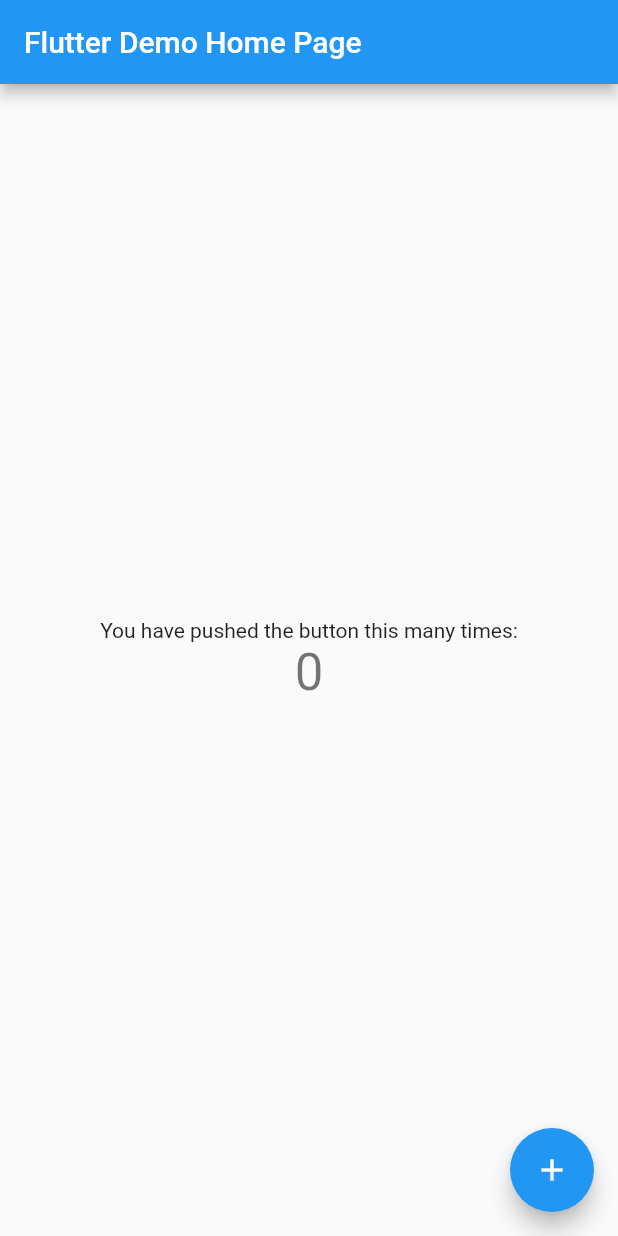
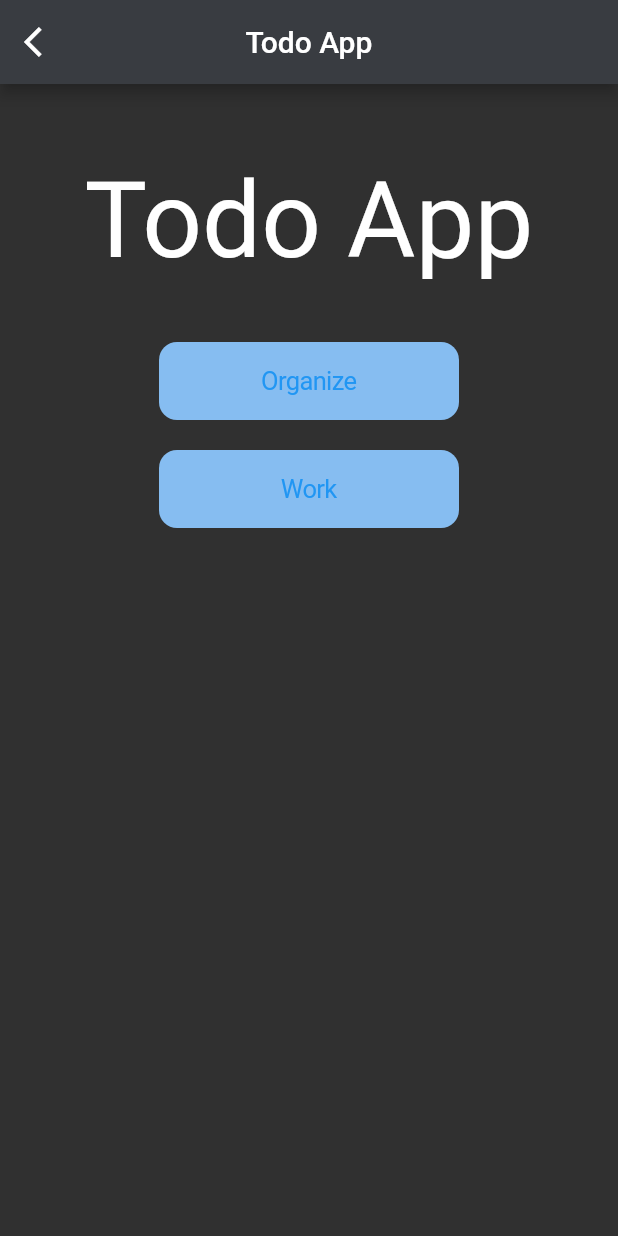
Before and after one commit to ZmanElete/todo, a Flutter app: the screen it shows after launch, on a phone screen of 412 x 824 dp. Run offline on Flutter 3.47's test engine with Material 2 defaults, Android fonts, the phone set to English and light mode, and no system bars; our stand-ins replace get_it, hive; accounts and stored records are empty; Roboto replaces fonts that are missing (comic sans).

Commit message:
Finished the mvp home page and started working on the organization page. I have the home page complete and am currently working on getting the organization page working. I have the outline I just need to get the card widget built.

```diff
--- a/lib/app.dart
+++ b/lib/app.dart
@@ -2,6 +2,8 @@ import 'package:flutter/material.dart';
 import 'package:flutter/services.dart';
 
 import 'pages/home.dart';
+import 'pages/organize.dart';
+import 'pages/work.dart';
 import 'theme/theme.dart';
 
 class TodoApp extends StatelessWidget {
@@ -12,13 +14,23 @@ class TodoApp extends StatelessWidget {
       DeviceOrientation.portraitDown,
     ]);
     return MaterialApp(
-      title: 'Elios',
+      title: 'Todo',
       theme: AppTheme.theme,
       // home: HomePage(),
       initialRoute: 'start',
       onGenerateRoute: (RouteSettings routeSettings) {
         Map<String, dynamic> args = routeSettings.arguments;
         switch (routeSettings.name) {
+          case 'organize':
+            return MaterialPageRoute(
+              builder: (context) => OrganizationPage(),
+            );
+            break;
+          case 'work':
+            return MaterialPageRoute(
+              builder: (context) => WorkPage(),
+            );
+            break;
           case 'home':
           default:
             return MaterialPageRoute(
--- a/lib/main.dart
+++ b/lib/main.dart
@@ -1,111 +1,9 @@
 import 'package:flutter/material.dart';
 
-void main() => runApp(MyApp());
+import 'app.dart';
+import 'service_locator.dart';
 
-class MyApp extends StatelessWidget {
-  // This widget is the root of your application.
-  @override
-  Widget build(BuildContext context) {
-    return MaterialApp(
-      title: 'Flutter Demo',
-      theme: ThemeData(
-        // This is the theme of your application.
-        //
-        // Try running your application with "flutter run". You'll see the
-        // application has a blue toolbar. Then, without quitting the app, try
-        // changing the primarySwatch below to Colors.green and then invoke
-        // "hot reload" (press "r" in the console where you ran "flutter run",
-        // or simply save your changes to "hot reload" in a Flutter IDE).
-        // Notice that the counter didn't reset back to zero; the application
-        // is not restarted.
-        primarySwatch: Colors.blue,
-      ),
-      home: MyHomePage(title: 'Flutter Demo Home Page'),
-    );
-  }
+void main() async {
+  await registerServices();
+  runApp(TodoApp());
 }
-
-class MyHomePage extends StatefulWidget {
-  MyHomePage({Key key, this.title}) : super(key: key);
-
-  // This widget is the home page of your application. It is stateful, meaning
-  // that it has a State object (defined below) that contains fields that affect
-  // how it looks.
-
-  // This class is the configuration for the state. It holds the values (in this
-  // case the title) provided by the parent (in this case the App widget) and
-  // used by the build method of the State. Fields in a Widget subclass are
-  // always marked "final".
-
-  final String title;
-
-  @override
-  _MyHomePageState createState() => _MyHomePageState();
-}
-
-class _MyHomePageState extends State<MyHomePage> {
-  int _counter = 0;
-
-  void _incrementCounter() {
-    setState(() {
-      // This call to setState tells the Flutter framework that something has
-      // changed in this State, which causes it to rerun the build method below
-      // so that the display can reflect the updated values. If we changed
-      // _counter without calling setState(), then the build method would not be
-      // called again, and so nothing would appear to happen.
-      _counter++;
-    });
-  }
-
-  @override
-  Widget build(BuildContext context) {
-    // This method is rerun every time setState is called, for instance as done
-    // by the _incrementCounter method above.
-    //
-    // The Flutter framework has been optimized to make rerunning build methods
-    // fast, so that you can just rebuild anything that needs updating rather
-    // than having to individually change instances of widgets.
-    return Scaffold(
-      appBar: AppBar(
-        // Here we take the value from the MyHomePage object that was created by
-        // the App.build method, and use it to set our appbar title.
-        title: Text(widget.title),
-      ),
-      body: Center(
-        // Center is a layout widget. It takes a single child and positions it
-        // in the middle of the parent.
-        child: Column(
-          // Column is also a layout widget. It takes a list of children and
-          // arranges them vertically. By default, it sizes itself to fit its
-          // children horizontally, and tries to be as tall as its parent.
-          //
-          // Invoke "debug painting" (press "p" in the console, choose the
-          // "Toggle Debug Paint" action from the Flutter Inspector in Android
-          // Studio, or the "Toggle Debug Paint" command in Visual Studio Code)
-          // to see the wireframe for each widget.
-          //
-          // Column has various properties to control how it sizes itself and
-          // how it positions its children. Here we use mainAxisAlignment to
-          // center the children vertically; the main axis here is the vertical
-          // axis because Columns are vertical (the cross axis would be
-          // horizontal).
-          mainAxisAlignment: MainAxisAlignment.center,
-          children: <Widget>[
-            Text(
-              'You have pushed the button this many times:',
-            ),
-            Text(
-              '$_counter',
-              style: Theme.of(context).textTheme.display1,
-            ),
-          ],
-        ),
-      ),
-      floatingActionButton: FloatingActionButton(
-        onPressed: _incrementCounter,
-        tooltip: 'Increment',
-        child: Icon(Icons.add),
-      ), // This trailing comma makes auto-formatting nicer for build methods.
-    );
-  }
-}
--- a/lib/models/todo.dart
+++ b/lib/models/todo.dart
@@ -0,0 +1,18 @@
+import 'package:hive/hive.dart';
+
+part "todo.g.dart";
+
+@HiveType()
+class Todo extends HiveObject{
+  @HiveField(0)
+  String title;
+
+  @HiveField(1)
+  String description;
+
+  @HiveField(2)
+  String status;
+
+  @HiveField(3)
+  String type;
+}
--- a/lib/pages/home.dart
+++ b/lib/pages/home.dart
@@ -1,10 +1,47 @@
+import 'package:flutter/cupertino.dart';
 import 'package:flutter/material.dart';
 
-class HomePage extends StatelessWidget{
+import '../theme/theme.dart';
+import '../widgets/app_page.dart';
+
+class HomePage extends StatelessWidget {
   @override
   Widget build(BuildContext context) {
-    return Container(
-      padding: EdgeInsets.symmetric(),
+    return AppPage(
+      poppable: false,
+      body: Container(
+        alignment: Alignment.center,
+        padding: EdgeInsets.symmetric(vertical: 50),
+        child: Column(
+          children: <Widget>[
+            Text(
+              "Todo App",
+              style: TextStyle(fontSize: 70, fontFamily: "comic sans"),
+            ),
+            Padding(
+              padding: EdgeInsets.all(20),
+            ),
+            _buildButton(context, "Organize"),
+            Padding(
+              padding: EdgeInsets.all(10),
+            ),
+            _buildButton(context, "Work"),
+          ],
+        ),
+      ),
+    );
+  }
+
+  Widget _buildButton(context, title) {
+    return SizedBox(
+      width: 200,
+      child: CupertinoButton(
+        color: AppTheme.logoBlue,
+        child: Text(title),
+        onPressed: () {
+          Navigator.pushNamed(context, title.toLowerCase());
+        },
+      ),
     );
   }
 }
--- /dev/null
+++ b/lib/widgets/app_page.dart
@@ -0,0 +1,52 @@
+import 'package:flutter/cupertino.dart';
+import 'package:flutter/material.dart';
+
+class AppPage extends StatefulWidget {
+  final bool poppable;
+  final bool hideActionMenuItems;
+  final List<Widget> customActions;
+  final Widget body;
+
+  AppPage({
+    Key key,
+    @required this.poppable,
+    this.hideActionMenuItems,
+    this.customActions,
+    this.body,
+  }) : super(key: key);
+
+  @override
+  State<StatefulWidget> createState() => AppPageState();
+}
+
+class AppPageState extends State<AppPage> {
+  @override
+  Widget build(BuildContext context) {
+    return Scaffold(
+      appBar: _appBar(context),
+      body: Column(
+        children: <Widget>[
+          Expanded(child: widget.body),
+        ],
+      ),
+    );
+  }
+
+  Widget _appBar(context) {
+    return AppBar(
+      centerTitle: true,
+      title: Text("Todo App"),
+      leading: widget.poppable
+          ? null
+          : IconButton(
+              icon: Icon(Icons.arrow_back_ios),
+              onPressed: () {
+                Navigator.pop(context);
+              },
+            ),
+      actions: <Widget>[
+        if (widget.customActions != null) ...widget.customActions,
+      ],
+    );
+  }
+}
```
Also changed, not shown: lib/pages/organize.dart (+33 -0 lines), lib/pages/work.dart (+13 -0 lines), lib/service_locator.dart (added, +11 -0 lines), lib/services/hive_service.dart (+15 -0 lines), lib/widgets/card.dart (+21 -0 lines), pubspec.yaml (+7 -1 lines), lib/models/todo.g.dart (added), 1 other file.
